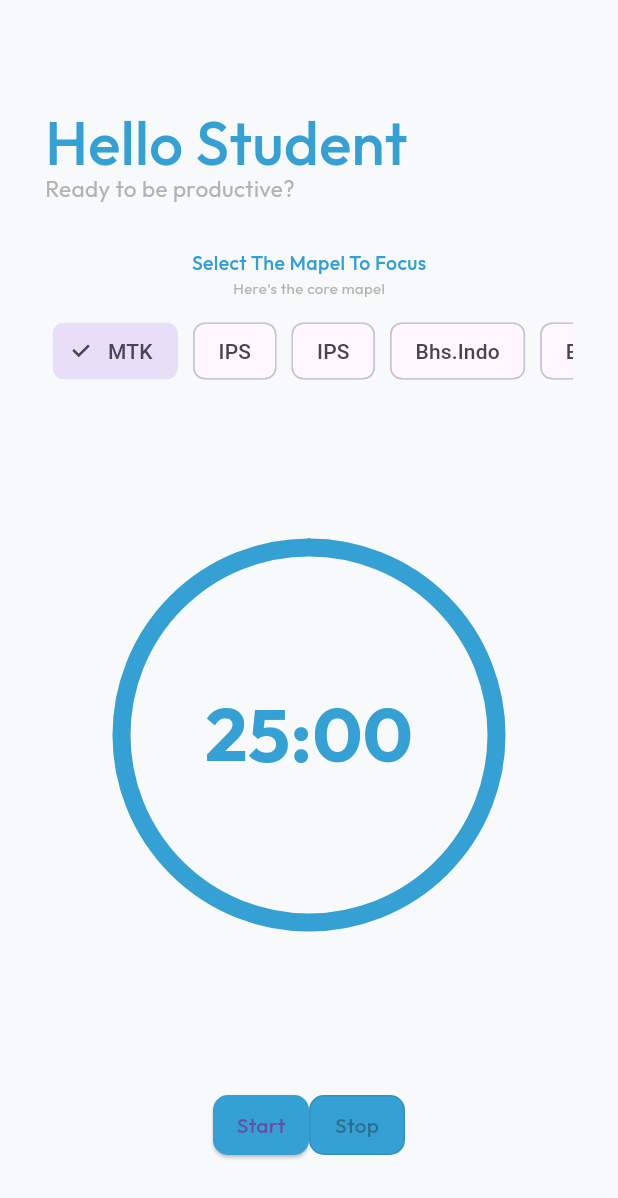
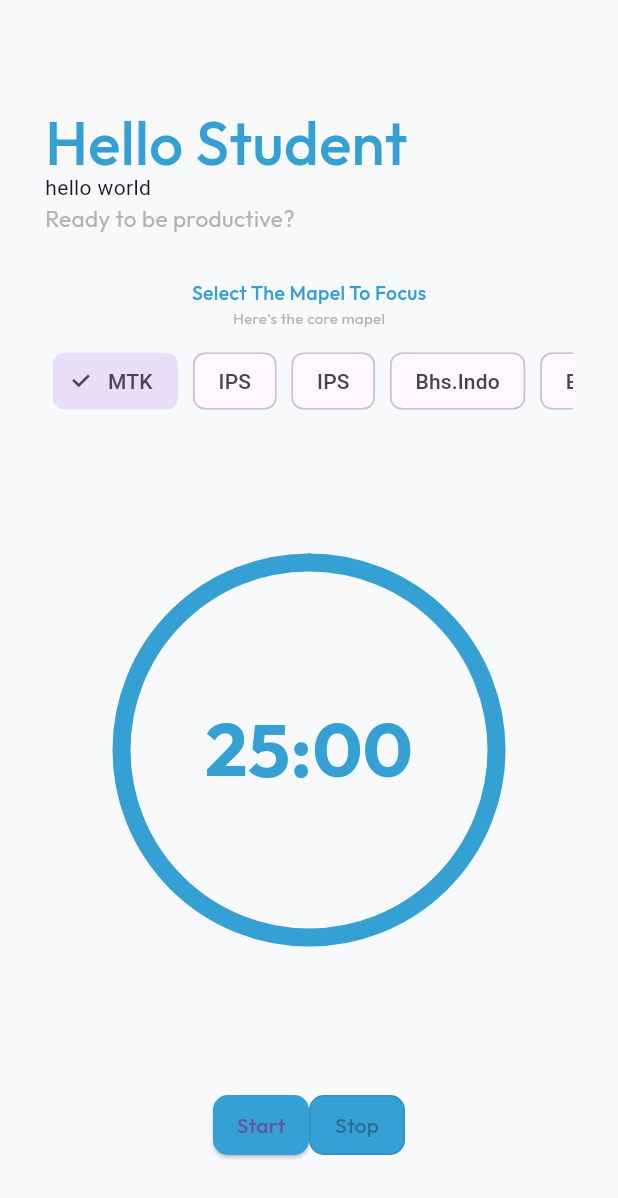
Before and after one commit to Gha211th/Sregep, a Flutter app: the screen it shows after launch, on a phone screen of 412 x 824 dp. Shown: the top 1198 px of the screen. Run offline on Flutter 3.47's test engine with Material 3 defaults, Android fonts, the light colour scheme and no system bars; our stand-ins replace google_fonts, sqflite; accounts and stored records are empty.

Commit message:
fix dashboard

```diff
--- a/lib/ui/dashboard/dashboard_screen.dart
+++ b/lib/ui/dashboard/dashboard_screen.dart
@@ -28,6 +28,7 @@ class DashboardScreen extends StatelessWidget {
                   height: 1,
                 ),
               ),
+              Text("hello world"),
               Text(
                 "Ready to be productive?",
                 style: GoogleFonts.outfit(
```
